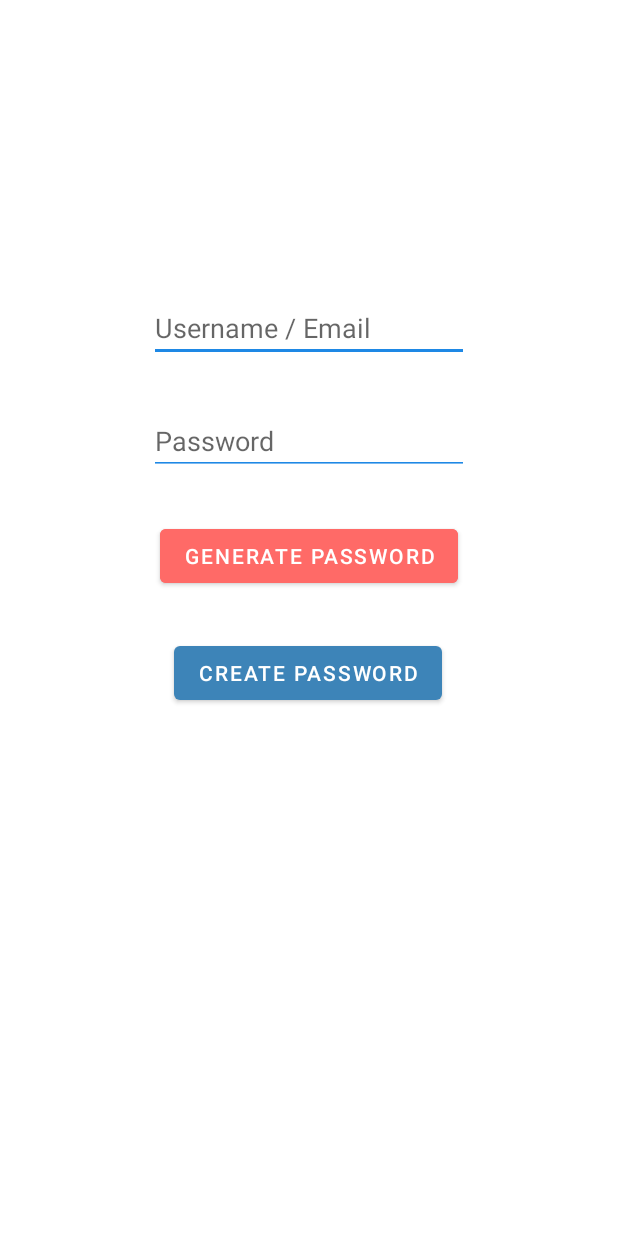
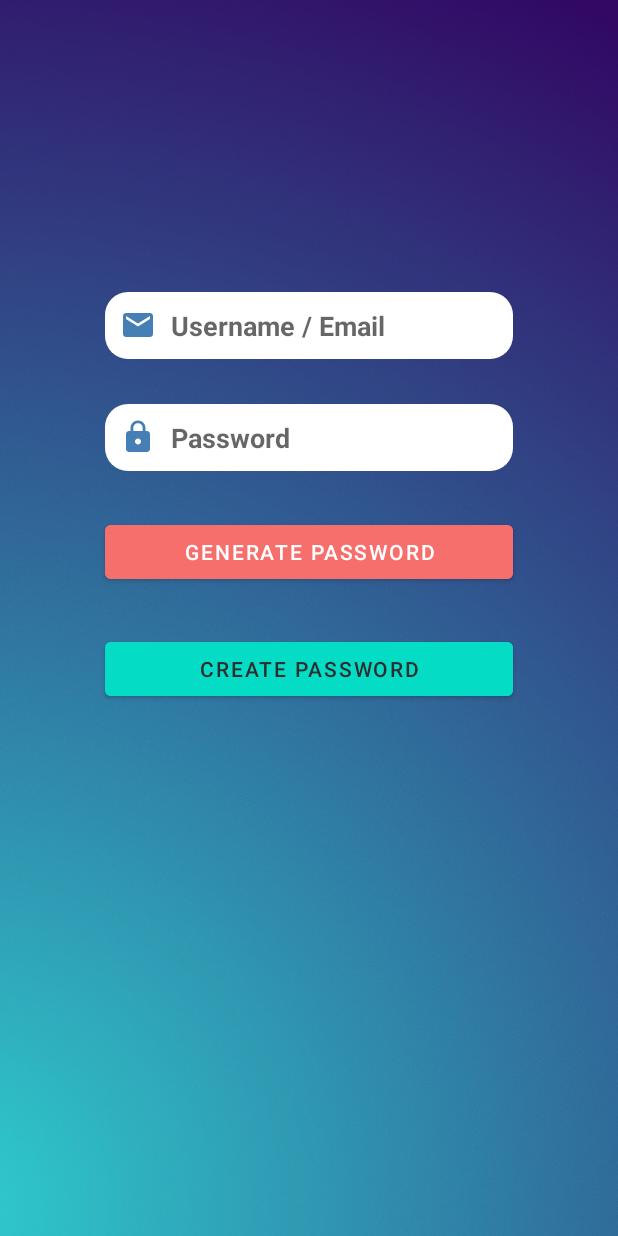
Before and after one commit to Dileep2896/To-Do-App, an Android app: the PasswordAdding screen opened directly, with no data from a screen before it, on a phone screen of 412 x 824 dp. Run offline under Robolectric (Android 15) with nearby library versions, the phone set to English and light mode, and no system bars.

Commit message:
Customize Add PasswordActivity, Clear Warnings

```diff
--- a/app/src/main/java/com/technologybit/todo/PasswordActivity.java
+++ b/app/src/main/java/com/technologybit/todo/PasswordActivity.java
@@ -6,7 +6,6 @@ import android.os.Bundle;
 import android.util.Log;
 import android.view.View;
 import android.widget.ArrayAdapter;
-import android.widget.Toast;
 
 import com.baoyz.swipemenulistview.SwipeMenuListView;
 
@@ -42,10 +41,11 @@ public class PasswordActivity extends AppCompatActivity {
     protected void onActivityResult(int requestCode, int resultCode, Intent data) {
         super.onActivityResult(requestCode, resultCode, data);
 
-        if (resultCode == RESULT_OK && data != null && requestCode == 0) {
+        if (resultCode == RESULT_FIRST_USER && data != null && requestCode == 0) {
             // TODO Extract the data returned from the child Activity.
             returnPassword = data.getStringExtra("password");
             returnUser = data.getStringExtra("user");
+            Log.i("User, Password", returnUser + " | " + returnPassword);
         }
 
     }
--- a/app/src/main/java/com/technologybit/todo/PasswordAdding.java
+++ b/app/src/main/java/com/technologybit/todo/PasswordAdding.java
@@ -3,6 +3,8 @@ package com.technologybit.todo;
 import androidx.appcompat.app.AppCompatActivity;
 import android.content.Intent;
 import android.os.Bundle;
+import android.text.method.HideReturnsTransformationMethod;
+import android.text.method.PasswordTransformationMethod;
 import android.view.View;
 import android.widget.EditText;
 import android.widget.TextView;
@@ -35,7 +37,7 @@ public class PasswordAdding extends AppCompatActivity {
             // TODO Add extras or a data URI to this intent as appropriate.
             resultIntent.putExtra("password", passwordInputs);
             resultIntent.putExtra("user", userInputs);
-            setResult(RESULT_OK, resultIntent);
+            setResult(RESULT_FIRST_USER, resultIntent);
             finish();
         }
     }
@@ -43,6 +45,7 @@ public class PasswordAdding extends AppCompatActivity {
     public void btnGenerate(View view) {
 
         tvPassword.getText().clear();
+        tvPassword.setTransformationMethod(HideReturnsTransformationMethod.getInstance());
         String password = gn.generatePassword();
         tvPassword.setText(password, TextView.BufferType.EDITABLE);
 
--- /dev/null
+++ b/app/src/main/res/drawable/edit_text_border.xml
@@ -0,0 +1,14 @@
+<?xml version="1.0" encoding="utf-8"?>
+<!--  res/drawable/rounded_edittext.xml -->
+<shape xmlns:android="http://schemas.android.com/apk/res/android"
+    android:shape="rectangle"
+    android:padding="10dp">
+
+    <solid android:color="#FFFFFF" />
+
+    <corners
+        android:bottomRightRadius="15dp"
+        android:bottomLeftRadius="15dp"
+        android:topLeftRadius="15dp"
+        android:topRightRadius="15dp" />
+</shape>
--- /dev/null
+++ b/app/src/main/res/drawable/ic_baseline_email.xml
@@ -0,0 +1,5 @@
+<vector android:height="24dp" android:tint="#457FB5"
+    android:viewportHeight="24" android:viewportWidth="24"
+    android:width="24dp" xmlns:android="http://schemas.android.com/apk/res/android">
+    <path android:fillColor="@android:color/white" android:pathData="M20,4L4,4c-1.1,0 -1.99,0.9 -1.99,2L2,18c0,1.1 0.9,2 2,2h16c1.1,0 2,-0.9 2,-2L22,6c0,-1.1 -0.9,-2 -2,-2zM20,8l-8,5 -8,-5L4,6l8,5 8,-5v2z"/>
+</vector>
--- /dev/null
+++ b/app/src/main/res/drawable/ic_baseline_lock.xml
@@ -0,0 +1,5 @@
+<vector android:height="24dp" android:tint="#457FB5"
+    android:viewportHeight="24" android:viewportWidth="24"
+    android:width="24dp" xmlns:android="http://schemas.android.com/apk/res/android">
+    <path android:fillColor="@android:color/white" android:pathData="M18,8h-1L17,6c0,-2.76 -2.24,-5 -5,-5S7,3.24 7,6v2L6,8c-1.1,0 -2,0.9 -2,2v10c0,1.1 0.9,2 2,2h12c1.1,0 2,-0.9 2,-2L20,10c0,-1.1 -0.9,-2 -2,-2zM12,17c-1.1,0 -2,-0.9 -2,-2s0.9,-2 2,-2 2,0.9 2,2 -0.9,2 -2,2zM15.1,8L8.9,8L8.9,6c0,-1.71 1.39,-3.1 3.1,-3.1 1.71,0 3.1,1.39 3.1,3.1v2z"/>
+</vector>
--- a/app/src/main/res/layout/activity_password_adding.xml
+++ b/app/src/main/res/layout/activity_password_adding.xml
@@ -4,69 +4,89 @@
     xmlns:tools="http://schemas.android.com/tools"
     android:layout_width="match_parent"
     android:layout_height="match_parent"
+    android:background="@drawable/bg_gradient"
     tools:context=".PasswordAdding">
 
-    <Button
-        android:id="@+id/button3"
-        android:layout_width="wrap_content"
+
+    <EditText
+        android:id="@+id/tvUser"
+        android:layout_width="0dp"
         android:layout_height="wrap_content"
+        android:layout_marginStart="70dp"
+        android:layout_marginEnd="70dp"
+        android:autofillHints="@string/username_email"
+        android:background="@drawable/edit_text_border"
+        android:drawableStart="@drawable/ic_baseline_email"
+        android:drawablePadding="10dp"
+        android:ems="10"
+        android:hint="@string/username_email"
+        android:inputType="textPersonName"
+        android:padding="10dp"
+        android:textColor="@color/black"
+        android:textStyle="bold"
+        app:layout_constraintBottom_toBottomOf="parent"
+        app:layout_constraintEnd_toEndOf="parent"
+        app:layout_constraintHorizontal_bias="0.0"
+        app:layout_constraintStart_toStartOf="parent"
+        app:layout_constraintTop_toTopOf="parent"
+        app:layout_constraintVertical_bias="0.25" />
+
+    <EditText
+        android:id="@+id/tvPassword"
+        android:layout_width="0dp"
+        android:layout_height="wrap_content"
+        android:layout_marginStart="70dp"
         android:layout_marginTop="30dp"
-        android:onClick="btnCreatePass"
-        android:text="@string/create_password"
+        android:layout_marginEnd="70dp"
+        android:autofillHints="@string/password"
+        android:background="@drawable/edit_text_border"
+        android:drawableStart="@drawable/ic_baseline_lock"
+        android:drawablePadding="10dp"
+        android:ems="10"
+        android:hint="@string/password"
+        android:inputType="textPassword"
+        android:padding="10dp"
+        android:textColor="@color/black"
+        android:textStyle="bold"
         app:layout_constraintBottom_toBottomOf="parent"
         app:layout_constraintEnd_toEndOf="parent"
         app:layout_constraintHorizontal_bias="0.497"
         app:layout_constraintStart_toStartOf="parent"
-        app:layout_constraintTop_toBottomOf="@+id/button4"
+        app:layout_constraintTop_toBottomOf="@+id/tvUser"
+        app:layout_constraintVertical_bias="0.0" />
+
+    <Button
+        android:id="@+id/button3"
+        android:layout_width="0dp"
+        android:layout_height="wrap_content"
+        android:layout_marginStart="70dp"
+        android:layout_marginTop="30dp"
+        android:layout_marginEnd="70dp"
+        android:backgroundTint="#F66F6C"
+        android:onClick="btnGenerate"
+        android:text="@string/generate_password"
+        app:layout_constraintBottom_toBottomOf="parent"
+        app:layout_constraintEnd_toEndOf="parent"
+        app:layout_constraintHorizontal_bias="0.5"
+        app:layout_constraintStart_toStartOf="parent"
+        app:layout_constraintTop_toBottomOf="@+id/tvPassword"
         app:layout_constraintVertical_bias="0.0" />
 
     <Button
         android:id="@+id/button4"
-        android:layout_width="wrap_content"
+        android:layout_width="0dp"
         android:layout_height="wrap_content"
+        android:layout_marginStart="70dp"
         android:layout_marginTop="30dp"
-        android:backgroundTint="#FF6A67"
-        android:onClick="btnGenerate"
-        android:text="@string/generate_password"
-        app:layout_constraintBottom_toBottomOf="parent"
-        app:layout_constraintEnd_toEndOf="parent"
-        app:layout_constraintStart_toStartOf="parent"
-        app:layout_constraintTop_toBottomOf="@+id/tvPassword"
-        app:layout_constraintVertical_bias="0.0" />
-
-    <EditText
-        android:id="@+id/tvUser"
-        android:layout_width="wrap_content"
-        android:layout_height="wrap_content"
-        android:backgroundTint="#1E88E5"
-        android:ems="10"
-        android:hint="@string/username_email"
-        android:inputType="textPersonName"
-        android:textColor="#1E88E5"
+        android:layout_marginEnd="70dp"
+        android:backgroundTint="#04DCC6"
+        android:onClick="btnCreatePass"
+        android:text="@string/create_password"
+        android:textColor="#2E2E2E"
         app:layout_constraintBottom_toBottomOf="parent"
         app:layout_constraintEnd_toEndOf="parent"
         app:layout_constraintHorizontal_bias="0.5"
         app:layout_constraintStart_toStartOf="parent"
-        app:layout_constraintTop_toTopOf="parent"
-        app:layout_constraintVertical_bias="0.252"
-        android:autofillHints="" />
-
-    <EditText
-        android:id="@+id/tvPassword"
-        android:layout_width="wrap_content"
-        android:layout_height="wrap_content"
-        android:layout_marginTop="30dp"
-        android:backgroundTint="#1E88E5"
-        android:ems="10"
-        android:hint="@string/password"
-        android:inputType="textPassword"
-        android:textColor="#1E88E5"
-        app:layout_constraintBottom_toBottomOf="parent"
-        app:layout_constraintEnd_toEndOf="parent"
-        app:layout_constraintHorizontal_bias="0.5"
-        app:layout_constraintStart_toStartOf="parent"
-        app:layout_constraintTop_toBottomOf="@+id/tvUser"
-        app:layout_constraintVertical_bias="0.0"
-        android:autofillHints="" />
-
+        app:layout_constraintTop_toBottomOf="@+id/button3"
+        app:layout_constraintVertical_bias="0.0" />
 </androidx.constraintlayout.widget.ConstraintLayout>
--- a/app/src/main/res/values/strings.xml
+++ b/app/src/main/res/values/strings.xml
@@ -9,8 +9,8 @@
     <string name="add_a_category">Add A Category</string>
     <string name="manager_passwords">Manager Passwords</string>
     <string name="password_manager">Password Manager</string>
-    <string name="backpassword">TODO</string>
-    <string name="addPassword">TODO</string>
+    <string name="backpassword">back password</string>
+    <string name="addPassword">add password</string>
     <string name="create_password">Create Password</string>
     <string name="generate_password">Generate Password</string>
     <string name="password">Password</string>
```
Also changed, not shown: app/src/main/res/drawable-v24/bg_gradient.jpg (added).
